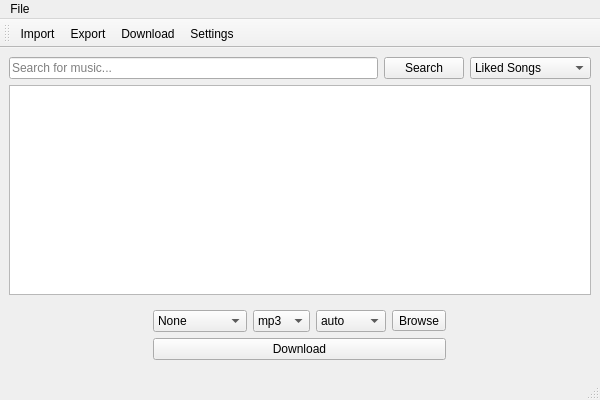
Old version of the form spotdl_gui/views/mainwindow.ui in the repository nozwock/spotdl_gui.
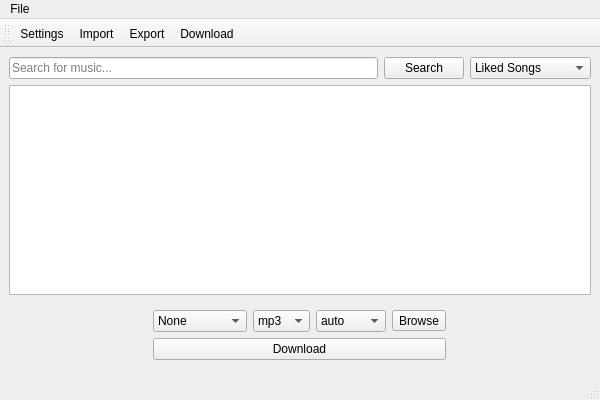
New version of the form. Icons and pictures are not drawn.

The edit to the form file:
```diff
--- a/spotdl_gui/views/mainwindow.ui
+++ b/spotdl_gui/views/mainwindow.ui
@@ -267,10 +267,10 @@
    <attribute name="toolBarBreak">
     <bool>false</bool>
    </attribute>
+   <addaction name="actionSettings"/>
    <addaction name="actionImport"/>
    <addaction name="actionExport"/>
    <addaction name="actionDownload"/>
-   <addaction name="actionSettings"/>
   </widget>
   <action name="actionOpen_SpotDL_config_folder">
    <property name="text">
```
Left out of the diff: 20 changed lines with no effect on the pictures.
